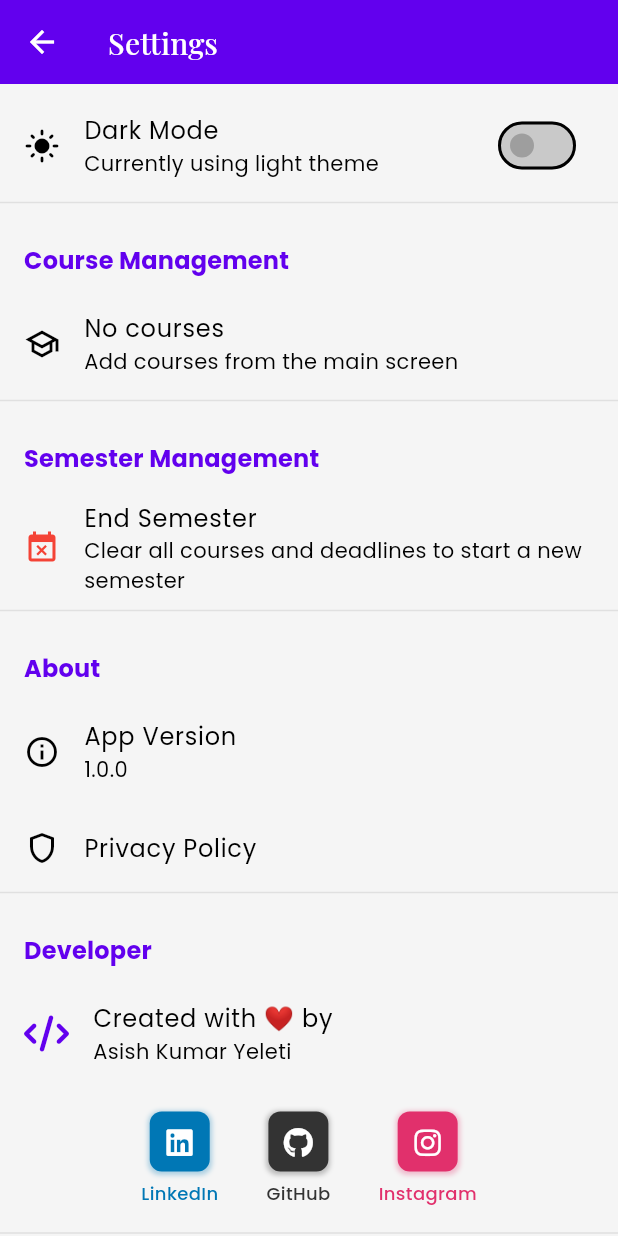
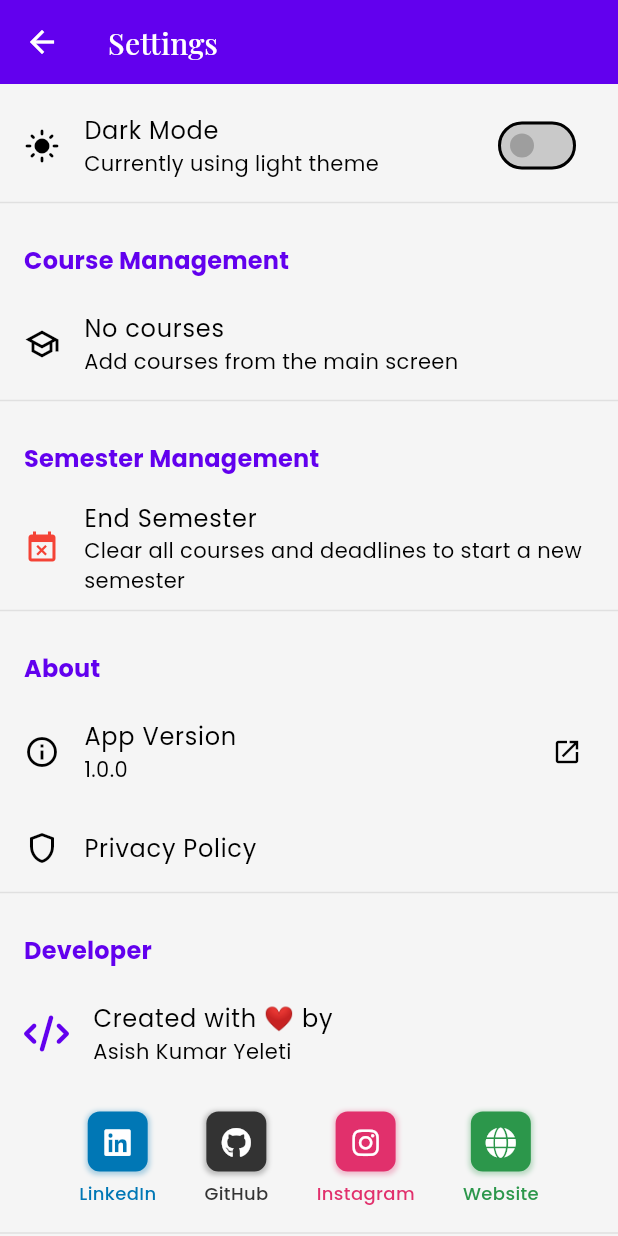
Before and after one commit to noiseless47/student-portal, a Flutter app: the SettingsScreen screen opened directly, scrolled down 255 dp, on a phone screen of 412 x 824 dp. Run offline on Flutter 3.47's test engine with Material 3 defaults, Android fonts, the phone set to English and light mode, and no system bars; our stand-ins replace flutter_staggered_animations, font_awesome_flutter, google_fonts, shared_preferences, table_calendar; accounts and stored records are empty.

Commit message:
Completed Version 1.0.0

```diff
--- a/lib/screens/settings_screen.dart
+++ b/lib/screens/settings_screen.dart
@@ -71,6 +71,8 @@ class SettingsScreen extends StatelessWidget {
                 leading: const Icon(Icons.info_outline),
                 title: const Text('App Version'),
                 subtitle: const Text('1.0.0'),
+                trailing: const Icon(Icons.launch, size: 20),
+                onTap: () => _launchUrl('https://www.asishky.me/app-updates'),
               ),
               ListTile(
                 leading: const Icon(Icons.shield_outlined),
@@ -511,6 +513,14 @@ class SettingsScreen extends StatelessWidget {
             url: 'https://www.instagram.com/asishky/',
             color: const Color(0xFFE1306C),
           ),
+          const SizedBox(width: 16),
+          _buildSocialButton(
+            context,
+            icon: FontAwesomeIcons.globe,
+            label: 'Website',
+            url: 'https://www.asishky.me',
+            color: const Color(0xFF2C974B),
+          ),
         ],
       ),
     );
```
